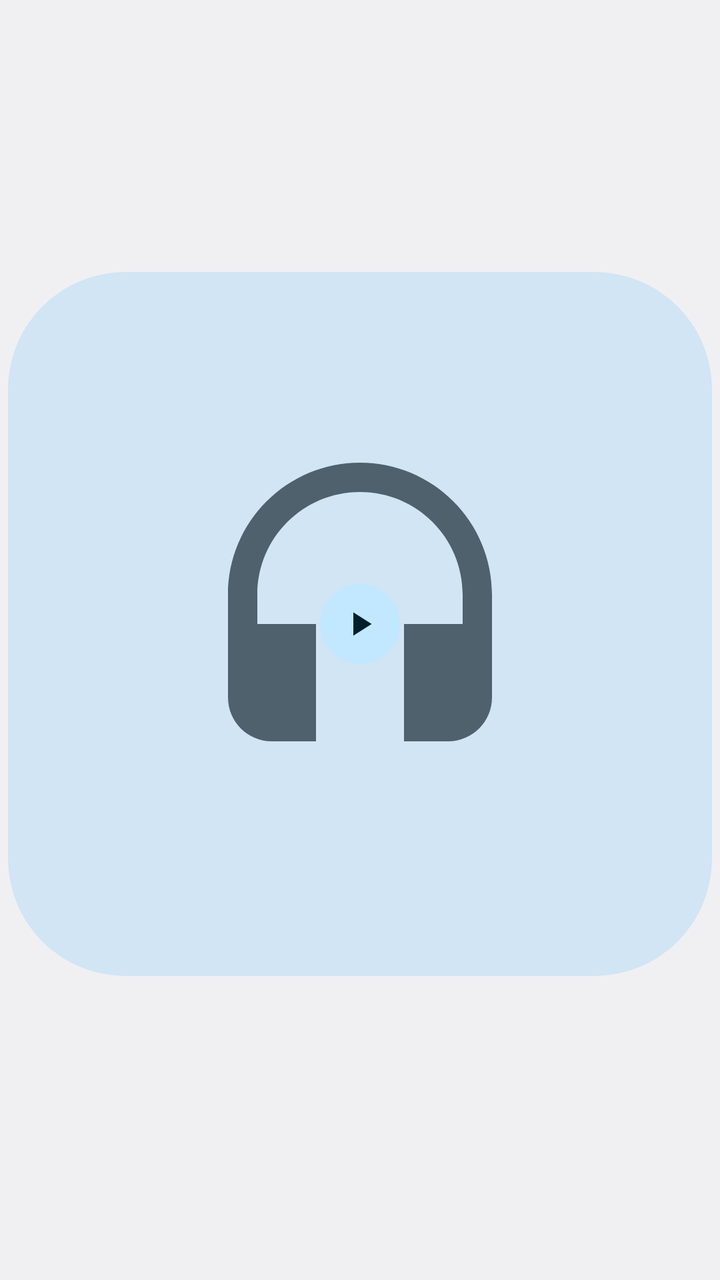
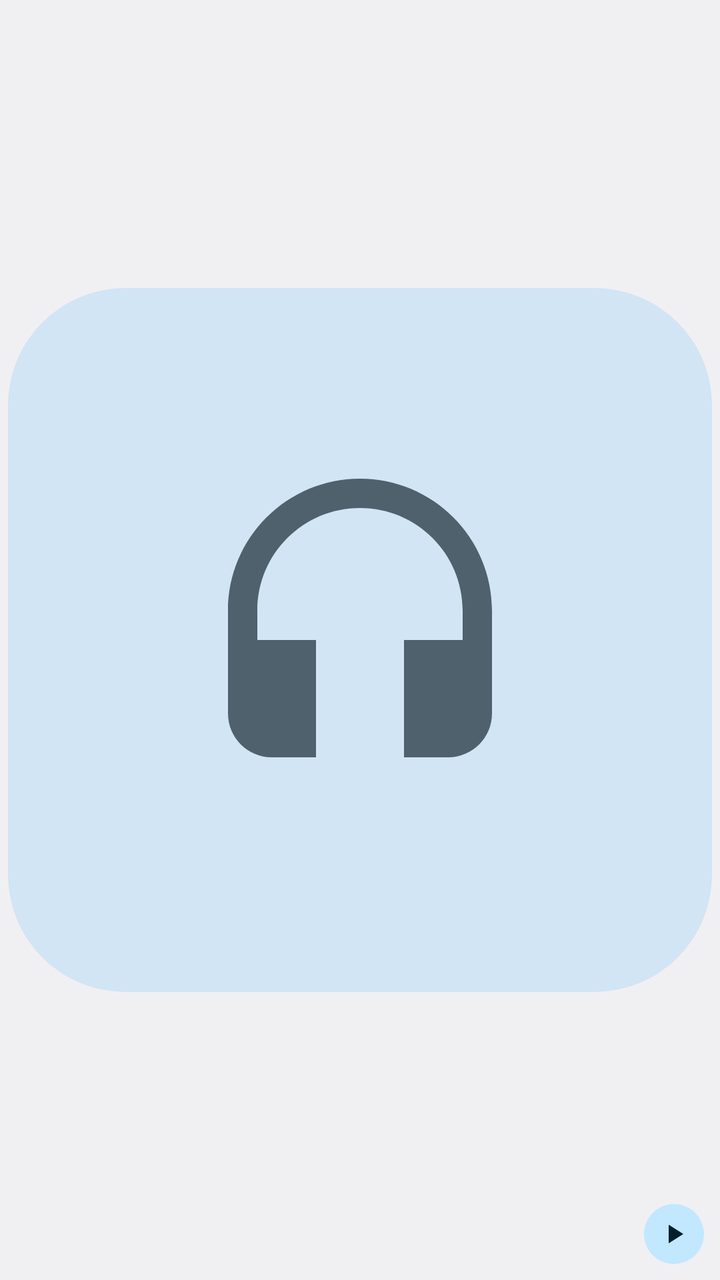

Compare the two renders of this Android layout. The source of the first and the diff that turns it into the second are given below.
<!-- AndroidManifest.xml: application theme AppTheme -->
<!-- res/layout/widget_tile.xml -->
<?xml version="1.0" encoding="utf-8"?>
<FrameLayout xmlns:android="http://schemas.android.com/apk/res/android"
    android:id="@+id/root"
    android:layout_width="match_parent"
    android:layout_height="match_parent"
    android:background="@drawable/widget_bg">

    <FrameLayout
        android:id="@+id/body"
        android:layout_width="match_parent"
        android:layout_height="match_parent"
        android:padding="4dp">

        <FrameLayout
            android:layout_width="match_parent"
            android:layout_height="match_parent"
            android:layout_marginBottom="16dp">

            <ImageView
                android:id="@+id/art"
                android:layout_width="match_parent"
                android:layout_height="match_parent"
                android:contentDescription="Cover"
                android:scaleType="fitCenter"
                android:src="@drawable/art_placeholder" />

            <ImageView
                android:id="@+id/play"
                android:layout_width="40dp"
                android:layout_height="40dp"
            android:layout_gravity="center"
                android:background="@drawable/play_bg"
                android:contentDescription="Play"
                android:padding="10dp"
                android:src="@drawable/ic_play" />
        </FrameLayout>

        <ImageView
            android:id="@+id/badge"
            style="@style/Badge"
            android:layout_width="16dp"
            android:layout_height="16dp"
            android:layout_gravity="bottom|end" />
    </FrameLayout>

    
    <ImageView
        android:id="@+id/update"
        style="@style/UpdateDot" />
</FrameLayout>
<!-- resources referenced by this layout -->
<resources>
  <!-- drawable art_placeholder (drawable) -->
  <layer-list xmlns:android="http://schemas.android.com/apk/res/android">
      <item>
          <shape android:shape="rectangle">
              <size android:width="48dp" android:height="48dp" />
              <corners android:radius="8dp" />
              <solid android:color="@color/placeholder_bg" />
          </shape>
      </item>
      <item android:drawable="@drawable/ic_headphones" android:top="12dp" android:bottom="12dp" android:left="12dp" android:right="12dp" />
  </layer-list>
  <!-- drawable ic_play (drawable) -->
  <vector xmlns:android="http://schemas.android.com/apk/res/android"
      android:width="24dp" android:height="24dp" android:viewportWidth="24" android:viewportHeight="24">
      <path android:fillColor="@color/btn_text" android:pathData="M8,5v14l11,-7z" />
  </vector>
  <!-- drawable play_bg (drawable) -->
  <shape xmlns:android="http://schemas.android.com/apk/res/android" android:shape="oval">
      <solid android:color="@color/btn_bg" />
  </shape>
  <!-- drawable widget_bg (drawable) -->
  <shape xmlns:android="http://schemas.android.com/apk/res/android" android:shape="rectangle">
      <corners android:radius="@android:dimen/system_app_widget_background_radius" />
      <solid android:color="@color/widget_bg" />
  </shape>
  <style name="Badge">
          <item name="android:contentDescription">App</item>
          <item name="android:visibility">gone</item>
      </style>
  <style name="UpdateDot">
          <item name="android:layout_width">18dp</item>
          <item name="android:layout_height">18dp</item>
          <item name="android:layout_gravity">top|end</item>
          <item name="android:layout_margin">3dp</item>
          <item name="android:padding">3dp</item>
          <item name="android:background">@drawable/update_bg</item>
          <item name="android:src">@drawable/ic_download</item>
          <item name="android:contentDescription">Update available</item>
          <item name="android:visibility">gone</item>
      </style>
  <style name="AppTheme" parent="@android:style/Theme.DeviceDefault.DayNight" />
  <color name="placeholder_bg">@android:color/system_accent2_100</color>
  <!-- drawable ic_headphones (drawable) -->
  <vector xmlns:android="http://schemas.android.com/apk/res/android"
      android:width="24dp" android:height="24dp" android:viewportWidth="24" android:viewportHeight="24">
      <path android:fillColor="@color/placeholder_fg"
          android:pathData="M12,1c-4.97,0 -9,4.03 -9,9v7c0,1.66 1.34,3 3,3h3v-8H5v-2c0,-3.87 3.13,-7 7,-7s7,3.13 7,7v2h-4v8h3c1.66,0 3,-1.34 3,-3v-7c0,-4.97 -4.03,-9 -9,-9z" />
  </vector>
  <color name="btn_text">@android:color/system_accent1_900</color>
  <color name="btn_bg">@android:color/system_accent1_100</color>
  <color name="widget_bg">@android:color/system_neutral1_50</color>
  <!-- drawable update_bg (drawable) -->
  <shape xmlns:android="http://schemas.android.com/apk/res/android" android:shape="oval">
      <solid android:color="@color/accent_text" />
  </shape>
  <!-- drawable ic_download (drawable) -->
  <vector xmlns:android="http://schemas.android.com/apk/res/android"
      android:width="24dp" android:height="24dp" android:viewportWidth="24" android:viewportHeight="24">
      <path android:fillColor="@color/widget_bg"
          android:pathData="M20,12l-1.41,-1.41L13,16.17V4h-2v12.17l-5.58,-5.59L4,12l8,8 8,-8z" />
  </vector>
  <color name="placeholder_fg">@android:color/system_accent2_600</color>
  <color name="accent_text">@android:color/system_accent1_600</color>
</resources>

<!-- the commit's change to res/layout/widget_tile.xml (unified diff, before → after) -->
@@ -3,48 +3,19 @@
     android:id="@+id/root"
     android:layout_width="match_parent"
     android:layout_height="match_parent"
-    android:background="@drawable/widget_bg">
+    android:background="@drawable/widget_bg"
+    android:padding="4dp">
 
     <FrameLayout
-        android:id="@+id/body"
-        android:layout_width="match_parent"
+        android:layout_width="wrap_content"
         android:layout_height="match_parent"
-        android:padding="4dp">
-
-        <FrameLayout
-            android:layout_width="match_parent"
-            android:layout_height="match_parent"
-            android:layout_marginBottom="16dp">
-
-            <ImageView
-                android:id="@+id/art"
-                android:layout_width="match_parent"
-                android:layout_height="match_parent"
-                android:contentDescription="Cover"
-                android:scaleType="fitCenter"
-                android:src="@drawable/art_placeholder" />
-
-            <ImageView
-                android:id="@+id/play"
-                android:layout_width="40dp"
-                android:layout_height="40dp"
-            android:layout_gravity="center"
-                android:background="@drawable/play_bg"
-                android:contentDescription="Play"
-                android:padding="10dp"
-                android:src="@drawable/ic_play" />
-        </FrameLayout>
+        android:layout_gravity="center">
 
         <ImageView
-            android:id="@+id/badge"
-            style="@style/Badge"
-            android:layout_width="16dp"
-            android:layout_height="16dp"
-            android:layout_gravity="bottom|end" />
+            android:id="@+id/art"
+            style="@style/Cover" />
+        <ImageView
+            android:id="@+id/play"
+            style="@style/PlayOverlay" />
     </FrameLayout>
-
-    
-    <ImageView
-        android:id="@+id/update"
-        style="@style/UpdateDot" />
 </FrameLayout>
<!-- resource entries referenced after the edit -->
@@ -25,20 +25,23 @@
       <corners android:radius="@android:dimen/system_app_widget_background_radius" />
       <solid android:color="@color/widget_bg" />
   </shape>
-  <style name="Badge">
-          <item name="android:contentDescription">App</item>
-          <item name="android:visibility">gone</item>
+  <style name="Cover">
+          <item name="android:layout_width">wrap_content</item>
+          <item name="android:layout_height">match_parent</item>
+          <item name="android:adjustViewBounds">true</item>
+          <item name="android:scaleType">fitCenter</item>
+          <item name="android:src">@drawable/art_placeholder</item>
+          <item name="android:contentDescription">Cover</item>
       </style>
-  <style name="UpdateDot">
-          <item name="android:layout_width">18dp</item>
-          <item name="android:layout_height">18dp</item>
-          <item name="android:layout_gravity">top|end</item>
-          <item name="android:layout_margin">3dp</item>
-          <item name="android:padding">3dp</item>
-          <item name="android:background">@drawable/update_bg</item>
-          <item name="android:src">@drawable/ic_download</item>
-          <item name="android:contentDescription">Update available</item>
-          <item name="android:visibility">gone</item>
+  <style name="PlayOverlay">
+          <item name="android:layout_width">30dp</item>
+          <item name="android:layout_height">30dp</item>
+          <item name="android:layout_gravity">bottom|end</item>
+          <item name="android:layout_margin">4dp</item>
+          <item name="android:background">@drawable/play_bg</item>
+          <item name="android:padding">7dp</item>
+          <item name="android:src">@drawable/ic_play</item>
+          <item name="android:contentDescription">Play</item>
       </style>
   <style name="AppTheme" parent="@android:style/Theme.DeviceDefault.DayNight" />
   <color name="placeholder_bg">@android:color/system_accent2_100</color>
@@ -51,17 +54,6 @@
   <color name="btn_text">@android:color/system_accent1_900</color>
   <color name="btn_bg">@android:color/system_accent1_100</color>
   <color name="widget_bg">@android:color/system_neutral1_50</color>
-  <!-- drawable update_bg (drawable) -->
-  <shape xmlns:android="http://schemas.android.com/apk/res/android" android:shape="oval">
-      <solid android:color="@color/accent_text" />
-  </shape>
-  <!-- drawable ic_download (drawable) -->
-  <vector xmlns:android="http://schemas.android.com/apk/res/android"
-      android:width="24dp" android:height="24dp" android:viewportWidth="24" android:viewportHeight="24">
-      <path android:fillColor="@color/widget_bg"
-          android:pathData="M20,12l-1.41,-1.41L13,16.17V4h-2v12.17l-5.58,-5.59L4,12l8,8 8,-8z" />
-  </vector>
   <color name="placeholder_fg">@android:color/system_accent2_600</color>
-  <color name="accent_text">@android:color/system_accent1_600</color>
 </resources>
 
